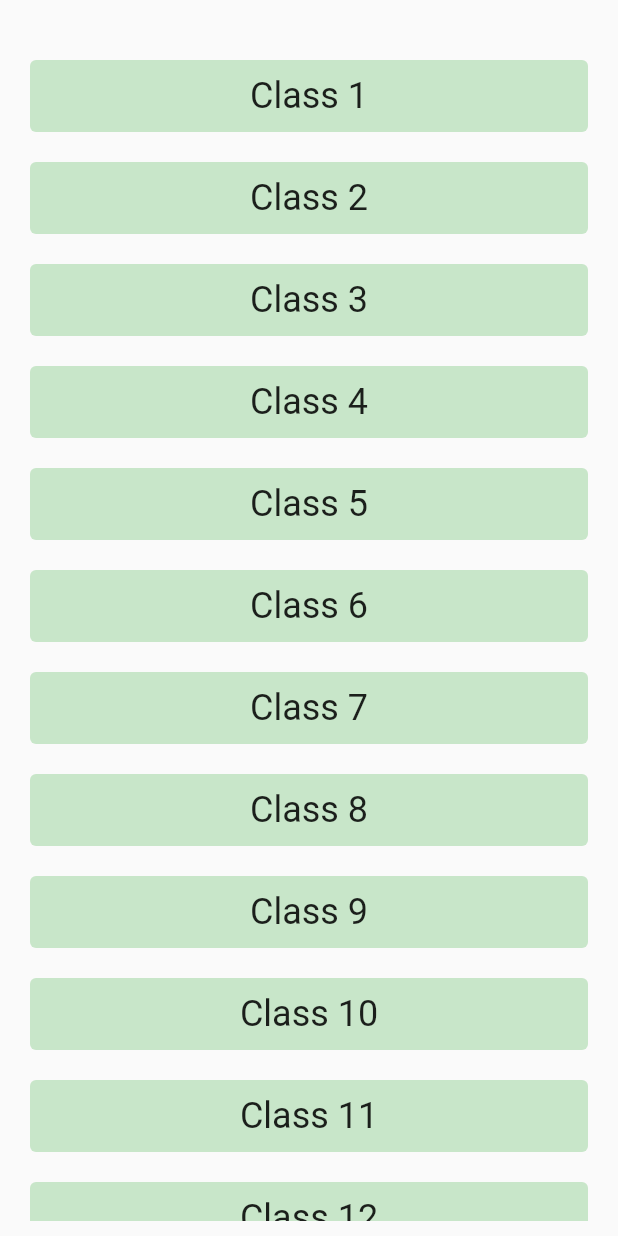
After one commit to Money-Chasers/clover_flutter, a Flutter app: the PaperDisplay screen opened directly, on a phone screen of 412 x 824 dp. The commit adds this screen. Run offline on Flutter 3.47's test engine with Material 2 defaults, Android fonts, the phone set to English and light mode, and no system bars; our stand-ins replace cloud_firestore, firebase_auth, firebase_core, google_fonts; accounts and stored records are empty; Roboto replaces fonts that are missing (Prompt).

Commit message:
Paper display

```diff
--- a/lib/main.dart
+++ b/lib/main.dart
@@ -1,3 +1,5 @@
+import 'package:clover_flutter/screens/authentication/intro_screen.dart';
+import 'package:clover_flutter/screens/paper/paper_display.dart';
 import 'package:clover_flutter/screens/splash_screen.dart';
 import 'package:firebase_core/firebase_core.dart';
 import 'package:flutter/material.dart';
@@ -18,7 +20,7 @@ class MyApp extends StatelessWidget {
       theme: ThemeData(
           primarySwatch: Colors.green,
           primaryColorDark: const Color(0xff084e38)),
-      home: const SplashScreen(),
+      home: const IntroScreen(),
     );
   }
 }
--- a/lib/screens/authentication/education_screen.dart
+++ b/lib/screens/authentication/education_screen.dart
@@ -1,4 +1,5 @@
 import 'package:cloud_firestore/cloud_firestore.dart';
+import 'package:clover_flutter/screens/main_screen/main_screen.dart';
 import 'package:flutter/material.dart';
 import 'package:google_fonts/google_fonts.dart';
 
@@ -104,6 +105,9 @@ class _EducationScreenState extends State<EducationScreen> {
                       ),
                       onPressed: () {
                         if (_education != 0) {
+                          //Temporarily moving to main screen to check..
+                          Navigator.pushReplacement(
+                              context, MaterialPageRoute(builder: (context) => const MainScreen()));
 
                         }
                       },
--- a/lib/screens/authentication/intro_screen.dart
+++ b/lib/screens/authentication/intro_screen.dart
@@ -19,7 +19,7 @@ class IntroScreen extends StatelessWidget {
             mainAxisAlignment: MainAxisAlignment.center,
             children: [
               Text(
-                "Welcome to Clover!",
+                "Welcome to Clover !",
                 style: GoogleFonts.oswald(
                   textStyle: TextStyle(
                     fontWeight: FontWeight.bold,
--- /dev/null
+++ b/lib/screens/paper/paper_display.dart
@@ -0,0 +1,68 @@
+import 'package:flutter/material.dart';
+import 'package:google_fonts/google_fonts.dart';
+
+class PaperDisplay extends StatefulWidget {
+  const PaperDisplay({Key? key}) : super(key: key);
+
+  @override
+  State<PaperDisplay> createState() => _PaperDisplayState();
+}
+
+class _PaperDisplayState extends State<PaperDisplay> {
+  _buildCard(text, index) {
+    return (GestureDetector(
+      onTap: () {},
+      child: Container(
+        alignment: Alignment.center,
+        margin: const EdgeInsets.all(10),
+        decoration: BoxDecoration(
+            borderRadius: BorderRadius.circular(4),
+            color: Theme.of(context).primaryColorLight),
+        padding: const EdgeInsets.all(10),
+        child: Text(
+          text,
+          style: GoogleFonts.prompt(fontSize: 24),
+        ),
+      ),
+    ));
+  }
+
+  @override
+  Widget build(BuildContext context) {
+    return Scaffold(
+      body: SafeArea(
+        child: Container(
+          padding: const EdgeInsets.all(10),
+          child: Center(
+            child: Column(
+              children: [
+                const SizedBox(
+                  height: 20,
+                ),
+                Expanded(
+                  child: ListView(
+
+                    children: [
+                      _buildCard('Class 1', 1),
+                      _buildCard('Class 2', 2),
+                      _buildCard('Class 3', 3),
+                      _buildCard('Class 4', 4),
+                      _buildCard('Class 5', 5),
+                      _buildCard('Class 6', 6),
+                      _buildCard('Class 7', 7),
+                      _buildCard('Class 8', 8),
+                      _buildCard('Class 9', 9),
+                      _buildCard('Class 10', 10),
+                      _buildCard('Class 11', 11),
+                      _buildCard('Class 12', 12),
+                    ],
+                  ),
+                ),
+              ],
+            ),
+          ),
+        ),
+      ),
+    );
+  }
+}
--- a/pubspec.yaml
+++ b/pubspec.yaml
@@ -33,7 +33,7 @@ dependencies:
 
   # The following adds the Cupertino Icons font to your application.
   # Use with the CupertinoIcons class for iOS style icons.
-  cupertino_icons: ^1.0.2
+  cupertino_icons: ^1.0.4
   google_fonts: ^2.1.0
   firebase_core: ^1.10.6
   cloud_firestore: ^3.1.5
@@ -48,7 +48,7 @@ dev_dependencies:
   # activated in the `analysis_options.yaml` file located at the root of your
   # package. See that file for information about deactivating specific lint
   # rules and activating additional ones.
-  flutter_lints: ^1.0.0
+  flutter_lints: ^1.0.4
 
 # For information on the generic Dart part of this file, see the
 # following page: https://dart.dev/tools/pub/pubspec
```
Also changed, not shown: lib/data_models/paper_model.dart (added, +32 -0 lines), lib/screens/splash_screen.dart (+17 -4 lines), lib/screens/paper/paper_attempt.dart (added).
